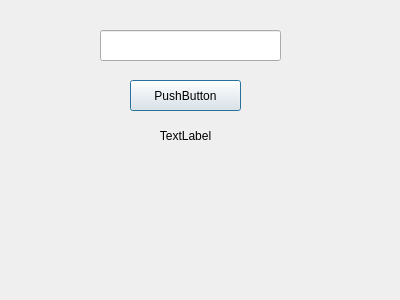
prateekgurnani10/Image_recognition, file main_dialog.ui: the form before one commit.
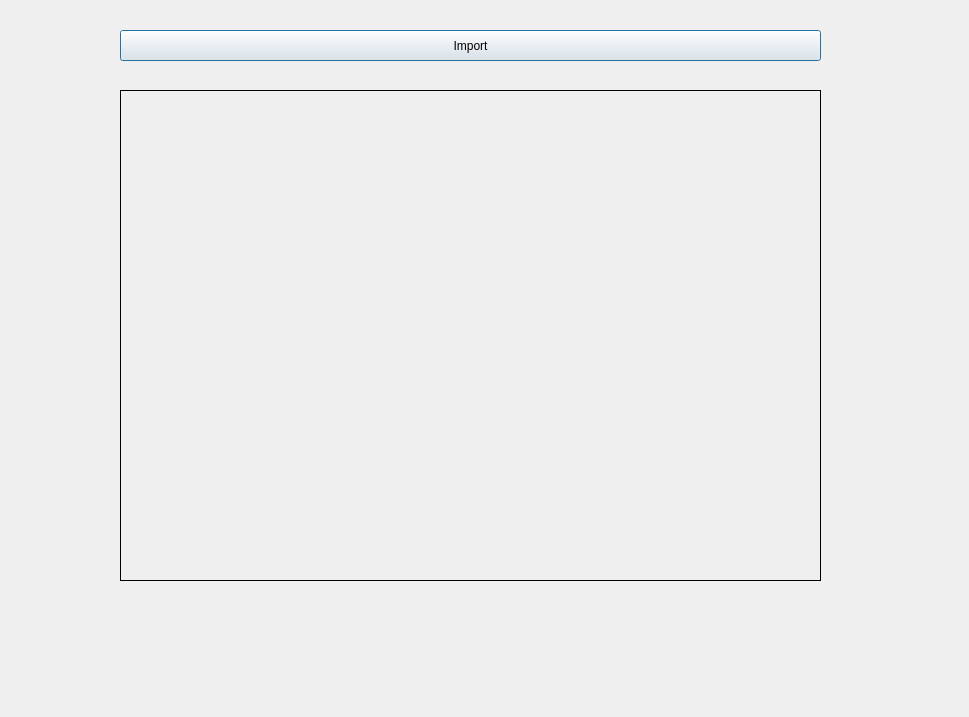
The form after the commit.

Commit message: Added ability to convert from cv image to qpixmap on import

What changed in the file:
```diff
--- a/main_dialog.ui
+++ b/main_dialog.ui
@@ -6,8 +6,8 @@
    <rect>
     <x>0</x>
     <y>0</y>
-    <width>400</width>
-    <height>300</height>
+    <width>969</width>
+    <height>717</height>
    </rect>
   </property>
   <property name="windowTitle">
@@ -16,42 +16,35 @@
   <widget class="QPushButton" name="pushButton">
    <property name="geometry">
     <rect>
-     <x>130</x>
-     <y>80</y>
-     <width>111</width>
+     <x>120</x>
+     <y>30</y>
+     <width>701</width>
      <height>31</height>
     </rect>
    </property>
    <property name="text">
-    <string>PushButton</string>
+    <string>Import</string>
    </property>
   </widget>
   <widget class="QLabel" name="label">
    <property name="geometry">
     <rect>
-     <x>140</x>
-     <y>120</y>
-     <width>91</width>
-     <height>31</height>
+     <x>120</x>
+     <y>90</y>
+     <width>701</width>
+     <height>491</height>
     </rect>
    </property>
+   <property name="frameShape">
+    <enum>QFrame::Box</enum>
+   </property>
    <property name="text">
-    <string>TextLabel</string>
+    <string/>
    </property>
    <property name="alignment">
     <set>Qt::AlignCenter</set>
    </property>
   </widget>
-  <widget class="QLineEdit" name="lineEdit">
-   <property name="geometry">
-    <rect>
-     <x>100</x>
-     <y>30</y>
-     <width>181</width>
-     <height>31</height>
-    </rect>
-   </property>
-  </widget>
  </widget>
  <resources/>
  <connections/>
```
Left out of the diff: 4 changed lines with no effect on the pictures. The commit also changes 1 other file.
